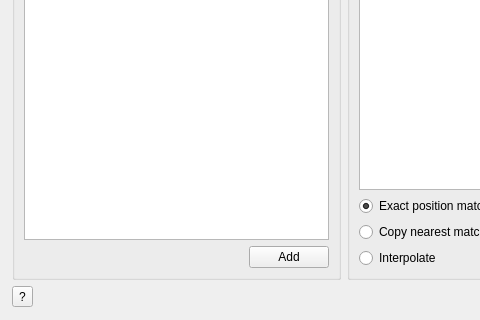
First picture: the form in ui/Main.ui, repository alex-r-bigelow/genepi_ngs_scripts, before the edit; both pictures show x 0 to 480 and y 448 to 768 of the 1024 by 768 pixel window.
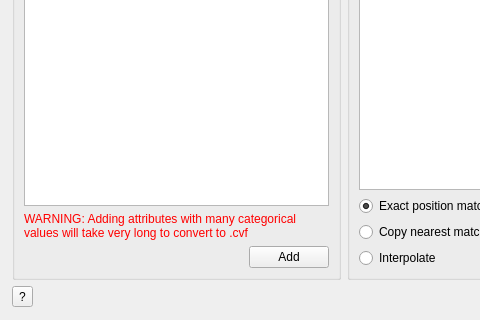
Second picture: the form after the edit. The open tabs and pages were chosen to show the change.

What changed in the file:
```diff
--- a/ui/Main.ui
+++ b/ui/Main.ui
@@ -461,6 +461,26 @@
               </property>
              </widget>
             </item>
+            <item>
+             <widget class="QLabel" name="label_16">
+              <property name="font">
+               <font>
+                <pointsize>9</pointsize>
+                <stylestrategy>PreferDefault</stylestrategy>
+               </font>
+              </property>
+              <property name="text">
+               <string>&lt;!DOCTYPE HTML PUBLIC &quot;-//W3C//DTD HTML 4.0//EN&quot; &quot;http://www.w3.org/TR/REC-html40/strict.dtd&quot;&gt;
+&lt;html&gt;&lt;head&gt;&lt;meta name=&quot;qrichtext&quot; content=&quot;1&quot; /&gt;&lt;style type=&quot;text/css&quot;&gt;
+p, li { white-space: pre-wrap; }
+&lt;/style&gt;&lt;/head&gt;&lt;body style=&quot; font-family:'Lucida Grande'; font-size:9pt; font-weight:400; font-style:normal;&quot;&gt;
+&lt;p style=&quot; margin-top:0px; margin-bottom:0px; margin-left:0px; margin-right:0px; -qt-block-indent:0; text-indent:0px;&quot;&gt;&lt;span style=&quot; color:#ff0000;&quot;&gt;WARNING: Adding attributes with many categorical values will take very long to convert to .cvf&lt;/span&gt;&lt;/p&gt;&lt;/body&gt;&lt;/html&gt;</string>
+              </property>
+              <property name="wordWrap">
+               <bool>true</bool>
+              </property>
+             </widget>
+            </item>
             <item>
              <layout class="QHBoxLayout" name="horizontalLayout_3">
               <item>
```
